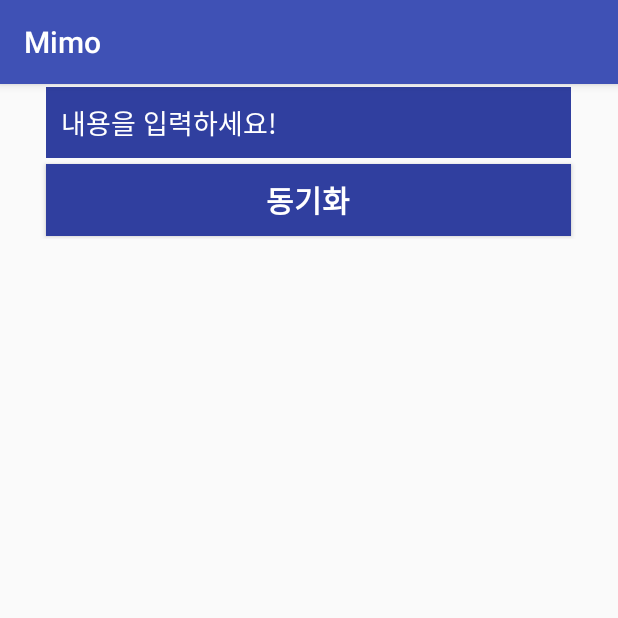
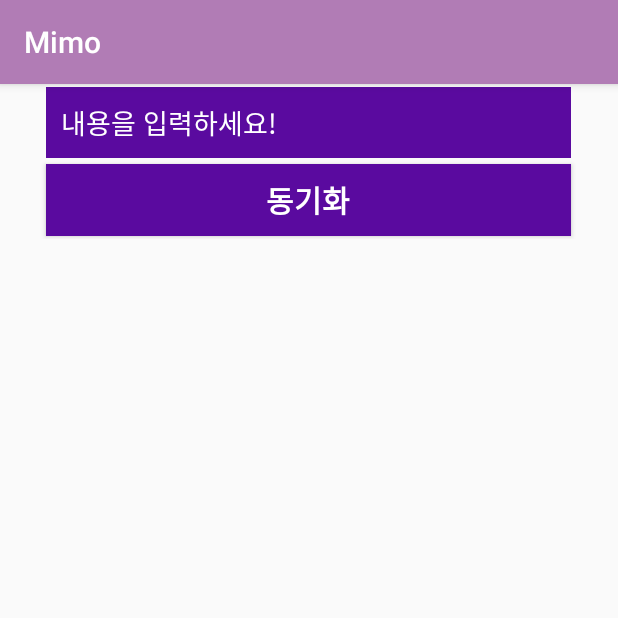
Before and after one commit to ckdgus0505/Mimo, an Android app: the screen it shows after launch (MemoActivity), on a phone screen of 412 x 824 dp, the top half of it. Run offline under Robolectric (Android 15) with nearby library versions, the phone set to English and light mode, and no system bars.

Commit message:
Update colors.xml

```diff
--- a/Android_Directory/Mimo/app/src/main/res/values/colors.xml
+++ b/Android_Directory/Mimo/app/src/main/res/values/colors.xml
@@ -1,6 +1,6 @@
 <?xml version="1.0" encoding="utf-8"?>
 <resources>
-    <color name="colorPrimary">#3F51B5</color>
-    <color name="colorPrimaryDark">#303F9F</color>
-    <color name="colorAccent">#FF4081</color>
+    <color name="colorPrimary">#b17cb5</color>
+    <color name="colorPrimaryDark">#5a0a9f</color>
+    <color name="colorAccent">#fcd4d2</color>
 </resources>
```
